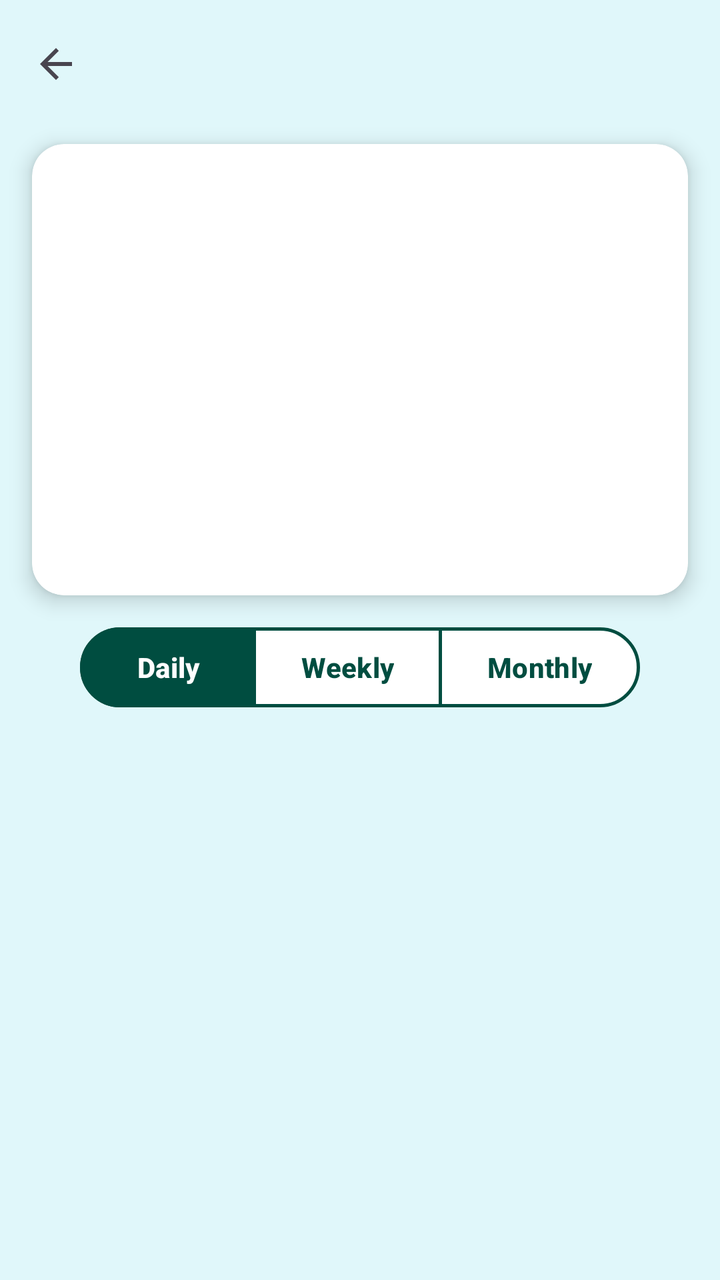
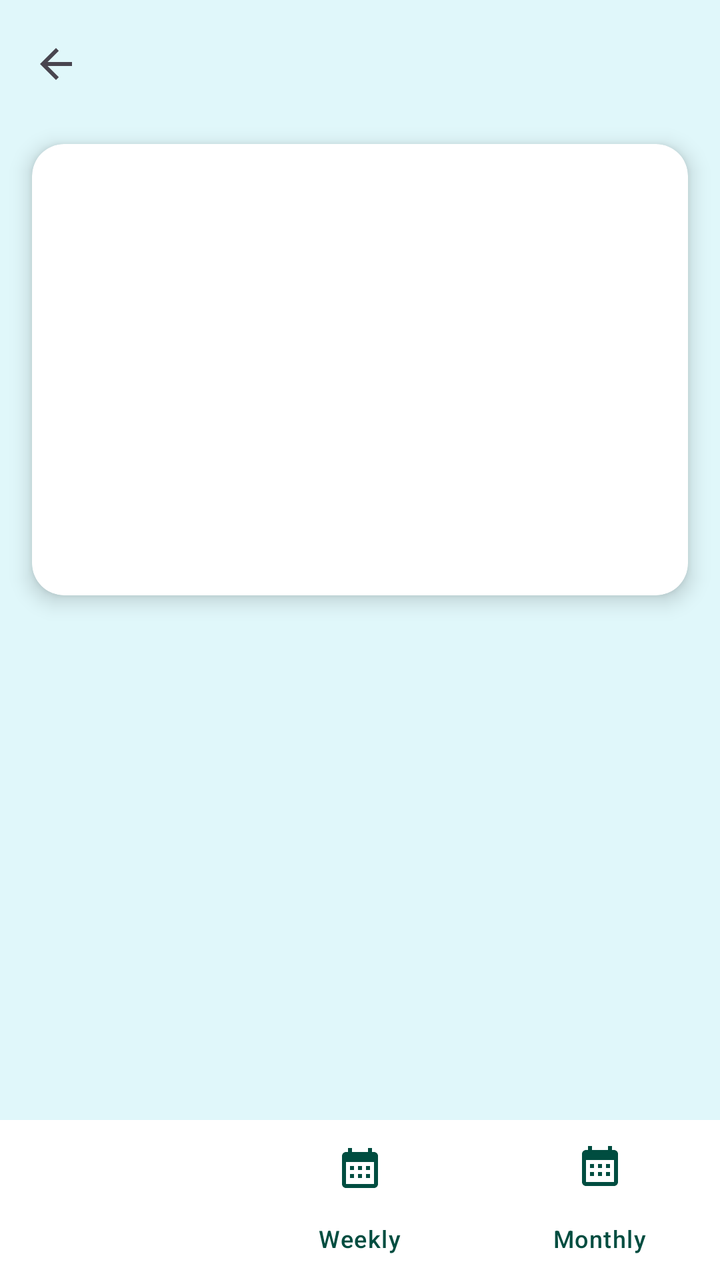

An Android layout rendered at two revisions. The XML below is the earlier revision; the diff shows what the commit changed to produce the second picture.
<!-- AndroidManifest.xml: application theme Theme.HoroscopoAndroid -->
<!-- res/layout/activity_detail.xml -->
<?xml version="1.0" encoding="utf-8"?>
<androidx.constraintlayout.widget.ConstraintLayout xmlns:android="http://schemas.android.com/apk/res/android"
    xmlns:app="http://schemas.android.com/apk/res-auto"
    xmlns:tools="http://schemas.android.com/tools"
    android:id="@+id/detailMain"
    android:layout_width="match_parent"
    android:layout_height="match_parent"
    android:background="@color/light_turquoise"
    tools:context=".activities.DetailActivity">

    
    <com.google.android.material.appbar.MaterialToolbar
        android:id="@+id/toolbarDetail"
        android:layout_width="0dp"
        android:layout_height="?attr/actionBarSize"
        android:background="@color/light_turquoise"
        app:layout_constraintEnd_toEndOf="parent"
        app:layout_constraintStart_toStartOf="parent"
        app:layout_constraintTop_toTopOf="parent"
        app:navigationIcon="?attr/homeAsUpIndicator"
        app:titleTextColor="@android:color/black" />

    
    <androidx.cardview.widget.CardView
        android:id="@+id/cardHeader"
        android:layout_width="0dp"
        android:layout_height="wrap_content"
        android:layout_marginStart="16dp"
        android:layout_marginTop="8dp"
        android:layout_marginEnd="16dp"
        app:cardCornerRadius="16dp"
        app:cardElevation="6dp"
        app:layout_constraintEnd_toEndOf="parent"
        app:layout_constraintStart_toStartOf="parent"
        app:layout_constraintTop_toBottomOf="@id/toolbarDetail">

        <LinearLayout
            android:layout_width="match_parent"
            android:layout_height="wrap_content"
            android:gravity="center_horizontal"
            android:orientation="vertical"
            android:padding="24dp">

            
            <FrameLayout
                android:layout_width="80dp"
                android:layout_height="80dp">

                
                <ImageView
                    android:id="@+id/ivDetailIcon"
                    android:layout_width="match_parent"
                    android:layout_height="match_parent"
                    android:contentDescription="@null" />

                
                <ImageView
                    android:id="@+id/ivDetailFavoriteBadge"
                    android:layout_width="26dp"
                    android:layout_height="26dp"
                    android:layout_gravity="top|end"
                    android:contentDescription="@null"
                    android:src="@drawable/ic_heart_filled"
                    android:visibility="gone" />
            </FrameLayout>

            
            <TextView
                android:id="@+id/tvDetailName"
                android:layout_width="wrap_content"
                android:layout_height="wrap_content"
                android:layout_marginTop="12dp"
                android:textColor="@android:color/black"
                android:textSize="26sp"
                android:textStyle="bold" />

            
            <TextView
                android:id="@+id/tvDetailDates"
                android:layout_width="wrap_content"
                android:layout_height="wrap_content"
                android:layout_marginTop="4dp"
                android:textColor="#424242"
                android:textSize="16sp" />

            
            <TextView
                android:id="@+id/tvDetailElement"
                android:layout_width="wrap_content"
                android:layout_height="wrap_content"
                android:layout_marginTop="6dp"
                android:textColor="#37474F"
                android:textSize="14sp"
                android:textStyle="italic" />
        </LinearLayout>
    </androidx.cardview.widget.CardView>

    
    <com.google.android.material.button.MaterialButtonToggleGroup
        android:id="@+id/toggleButtonPeriod"
        android:layout_width="wrap_content"
        android:layout_height="wrap_content"
        android:layout_marginTop="12dp"
        app:checkedButton="@id/btnPeriodDaily"
        app:layout_constraintEnd_toEndOf="parent"
        app:layout_constraintStart_toStartOf="parent"
        app:layout_constraintTop_toBottomOf="@id/cardHeader"
        app:selectionRequired="true"
        app:singleSelection="true">

        <com.google.android.material.button.MaterialButton
            android:id="@+id/btnPeriodDaily"
            style="?attr/materialButtonOutlinedStyle"
            android:layout_width="wrap_content"
            android:layout_height="wrap_content"
            android:text="@string/period_daily"
            android:textColor="@color/toggle_button_text"
            android:textSize="14sp"
            android:textStyle="bold"
            app:backgroundTint="@color/toggle_button_background"
            app:strokeColor="@color/toggle_button_stroke"
            app:strokeWidth="1.5dp" />

        <com.google.android.material.button.MaterialButton
            android:id="@+id/btnPeriodWeekly"
            style="?attr/materialButtonOutlinedStyle"
            android:layout_width="wrap_content"
            android:layout_height="wrap_content"
            android:text="@string/period_weekly"
            android:textColor="@color/toggle_button_text"
            android:textSize="14sp"
            android:textStyle="bold"
            app:backgroundTint="@color/toggle_button_background"
            app:strokeColor="@color/toggle_button_stroke"
            app:strokeWidth="1.5dp" />

        <com.google.android.material.button.MaterialButton
            android:id="@+id/btnPeriodMonthly"
            style="?attr/materialButtonOutlinedStyle"
            android:layout_width="wrap_content"
            android:layout_height="wrap_content"
            android:text="@string/period_monthly"
            android:textColor="@color/toggle_button_text"
            android:textSize="14sp"
            android:textStyle="bold"
            app:backgroundTint="@color/toggle_button_background"
            app:strokeColor="@color/toggle_button_stroke"
            app:strokeWidth="1.5dp" />

    </com.google.android.material.button.MaterialButtonToggleGroup>

    
    <ProgressBar
        android:id="@+id/progressBar"
        android:layout_width="wrap_content"
        android:layout_height="wrap_content"
        android:layout_marginTop="8dp"
        android:visibility="gone"
        app:layout_constraintEnd_toEndOf="parent"
        app:layout_constraintStart_toStartOf="parent"
        app:layout_constraintTop_toBottomOf="@id/toggleButtonPeriod" />

    
    <TextView
        android:id="@+id/tvApiStatus"
        android:layout_width="0dp"
        android:layout_height="wrap_content"
        android:layout_marginStart="20dp"
        android:layout_marginTop="6dp"
        android:layout_marginEnd="20dp"
        android:textColor="#00796B"
        android:textSize="12sp"
        android:textStyle="bold"
        android:visibility="gone"
        app:layout_constraintEnd_toEndOf="parent"
        app:layout_constraintStart_toStartOf="parent"
        app:layout_constraintTop_toBottomOf="@id/progressBar" />

    
    <androidx.core.widget.NestedScrollView
        android:layout_width="0dp"
        android:layout_height="0dp"
        android:layout_marginTop="8dp"
        android:clipToPadding="false"
        android:paddingStart="20dp"
        android:paddingEnd="20dp"
        android:paddingBottom="20dp"
        app:layout_constraintBottom_toBottomOf="parent"
        app:layout_constraintEnd_toEndOf="parent"
        app:layout_constraintStart_toStartOf="parent"
        app:layout_constraintTop_toBottomOf="@id/tvApiStatus">

        <TextView
            android:id="@+id/tvDetailText"
            android:layout_width="match_parent"
            android:layout_height="wrap_content"
            android:lineSpacingExtra="6dp"
            android:textColor="@android:color/black"
            android:textSize="18sp" />
    </androidx.core.widget.NestedScrollView>

</androidx.constraintlayout.widget.ConstraintLayout>
<!-- resources referenced by this layout -->
<resources>
  <color name="light_turquoise">#E0F7FA</color>
  <!-- drawable ic_heart_filled (drawable) -->
  <?xml version="1.0" encoding="utf-8"?>
  <vector xmlns:android="http://schemas.android.com/apk/res/android"
      android:width="24dp"
      android:height="24dp"
      android:viewportWidth="24"
      android:viewportHeight="24">
    <path
        android:fillColor="#E53935"
        android:pathData="M12,21.35l-1.45,-1.32C5.4,15.36 2,12.28 2,8.5 2,5.42 4.42,3 7.5,3c1.74,0 3.41,0.81 4.5,2.09C13.09,3.81 14.76,3 16.5,3 19.58,3 22,5.42 22,8.5c0,3.78 -3.4,6.86 -8.55,11.54L12,21.35z" />
  </vector>
  <string name="period_daily">Daily</string>
  <string name="period_monthly">Monthly</string>
  <string name="period_weekly">Weekly</string>
  <style name="Theme.HoroscopoAndroid" parent="Base.Theme.HoroscopoAndroid" />
  <style name="Base.Theme.HoroscopoAndroid" parent="Theme.Material3.DayNight.NoActionBar">
          
          
      </style>
</resources>

<!-- the commit's change to res/layout/activity_detail.xml (unified diff, before → after) -->
@@ -96,69 +96,15 @@
     </androidx.cardview.widget.CardView>
 
     
-    <com.google.android.material.button.MaterialButtonToggleGroup
-        android:id="@+id/toggleButtonPeriod"
-        android:layout_width="wrap_content"
-        android:layout_height="wrap_content"
-        android:layout_marginTop="12dp"
-        app:checkedButton="@id/btnPeriodDaily"
-        app:layout_constraintEnd_toEndOf="parent"
-        app:layout_constraintStart_toStartOf="parent"
-        app:layout_constraintTop_toBottomOf="@id/cardHeader"
-        app:selectionRequired="true"
-        app:singleSelection="true">
-
-        <com.google.android.material.button.MaterialButton
-            android:id="@+id/btnPeriodDaily"
-            style="?attr/materialButtonOutlinedStyle"
-            android:layout_width="wrap_content"
-            android:layout_height="wrap_content"
-            android:text="@string/period_daily"
-            android:textColor="@color/toggle_button_text"
-            android:textSize="14sp"
-            android:textStyle="bold"
-            app:backgroundTint="@color/toggle_button_background"
-            app:strokeColor="@color/toggle_button_stroke"
-            app:strokeWidth="1.5dp" />
-
-        <com.google.android.material.button.MaterialButton
-            android:id="@+id/btnPeriodWeekly"
-            style="?attr/materialButtonOutlinedStyle"
-            android:layout_width="wrap_content"
-            android:layout_height="wrap_content"
-            android:text="@string/period_weekly"
-            android:textColor="@color/toggle_button_text"
-            android:textSize="14sp"
-            android:textStyle="bold"
-            app:backgroundTint="@color/toggle_button_background"
-            app:strokeColor="@color/toggle_button_stroke"
-            app:strokeWidth="1.5dp" />
-
-        <com.google.android.material.button.MaterialButton
-            android:id="@+id/btnPeriodMonthly"
-            style="?attr/materialButtonOutlinedStyle"
-            android:layout_width="wrap_content"
-            android:layout_height="wrap_content"
-            android:text="@string/period_monthly"
-            android:textColor="@color/toggle_button_text"
-            android:textSize="14sp"
-            android:textStyle="bold"
-            app:backgroundTint="@color/toggle_button_background"
-            app:strokeColor="@color/toggle_button_stroke"
-            app:strokeWidth="1.5dp" />
-
-    </com.google.android.material.button.MaterialButtonToggleGroup>
-
-    
     <ProgressBar
         android:id="@+id/progressBar"
         android:layout_width="wrap_content"
         android:layout_height="wrap_content"
-        android:layout_marginTop="8dp"
+        android:layout_marginTop="12dp"
         android:visibility="gone"
         app:layout_constraintEnd_toEndOf="parent"
         app:layout_constraintStart_toStartOf="parent"
-        app:layout_constraintTop_toBottomOf="@id/toggleButtonPeriod" />
+        app:layout_constraintTop_toBottomOf="@id/cardHeader" />
 
     
     <TextView
@@ -185,7 +131,7 @@
         android:paddingStart="20dp"
         android:paddingEnd="20dp"
         android:paddingBottom="20dp"
-        app:layout_constraintBottom_toBottomOf="parent"
+        app:layout_constraintBottom_toTopOf="@id/bottomNavigationViewPeriod"
         app:layout_constraintEnd_toEndOf="parent"
         app:layout_constraintStart_toStartOf="parent"
         app:layout_constraintTop_toBottomOf="@id/tvApiStatus">
@@ -199,4 +145,18 @@
             android:textSize="18sp" />
     </androidx.core.widget.NestedScrollView>
 
+    
+    <com.google.android.material.bottomnavigation.BottomNavigationView
+        android:id="@+id/bottomNavigationViewPeriod"
+        android:layout_width="0dp"
+        android:layout_height="wrap_content"
+        android:background="#FFFFFF"
+        app:elevation="8dp"
+        app:itemIconTint="@color/toggle_button_text"
+        app:itemTextColor="@color/toggle_button_text"
+        app:layout_constraintBottom_toBottomOf="parent"
+        app:layout_constraintEnd_toEndOf="parent"
+        app:layout_constraintStart_toStartOf="parent"
+        app:menu="@menu/detail_period_bottom_menu" />
+
 </androidx.constraintlayout.widget.ConstraintLayout>
<!-- resource entries referenced after the edit -->
@@ -12,9 +12,6 @@
         android:fillColor="#E53935"
         android:pathData="M12,21.35l-1.45,-1.32C5.4,15.36 2,12.28 2,8.5 2,5.42 4.42,3 7.5,3c1.74,0 3.41,0.81 4.5,2.09C13.09,3.81 14.76,3 16.5,3 19.58,3 22,5.42 22,8.5c0,3.78 -3.4,6.86 -8.55,11.54L12,21.35z" />
   </vector>
-  <string name="period_daily">Daily</string>
-  <string name="period_monthly">Monthly</string>
-  <string name="period_weekly">Weekly</string>
   <style name="Theme.HoroscopoAndroid" parent="Base.Theme.HoroscopoAndroid" />
   <style name="Base.Theme.HoroscopoAndroid" parent="Theme.Material3.DayNight.NoActionBar">
           
